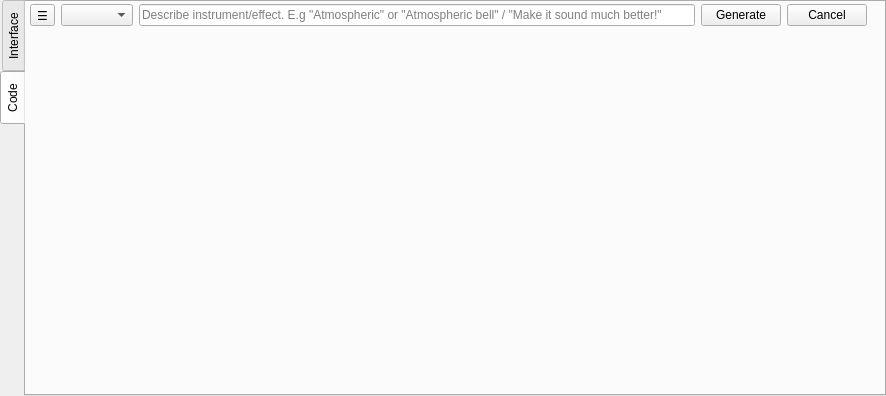
Qt form Qt/qt4_faust_plugin_widget.ui (kmatheussen/radium) before a commit.
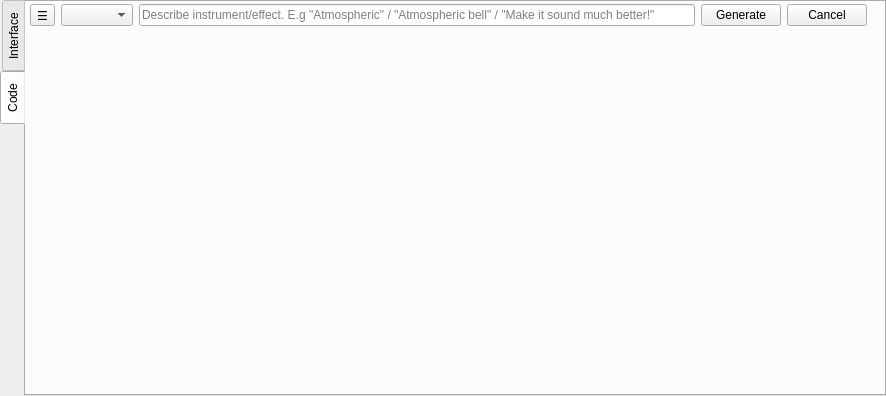
The same form after that commit.

Commit message: FaustDev2: Adjust example text

Patch:
```diff
--- a/Qt/qt4_faust_plugin_widget.ui
+++ b/Qt/qt4_faust_plugin_widget.ui
@@ -153,7 +153,7 @@
           <item>
               <widget class="QLineEdit" name="prompt_edit">
                 <property name="placeholderText">
-                 <string>Describe instrument/effect. E.g "Atmospheric" or "Atmospheric bell" / "Make it sound much better!"</string>
+                 <string>Describe instrument/effect. E.g "Atmospheric" / "Atmospheric bell" / "Make it sound much better!"</string>
                 </property>
               </widget>
           </item>
```
